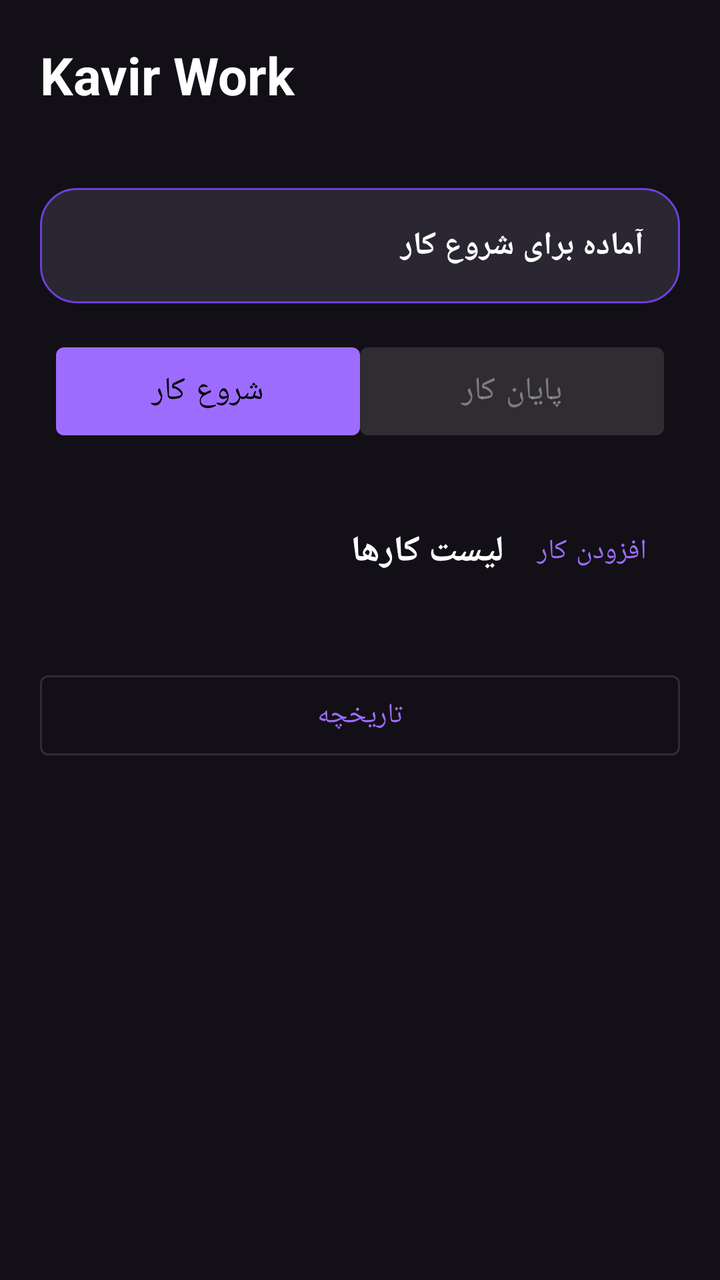
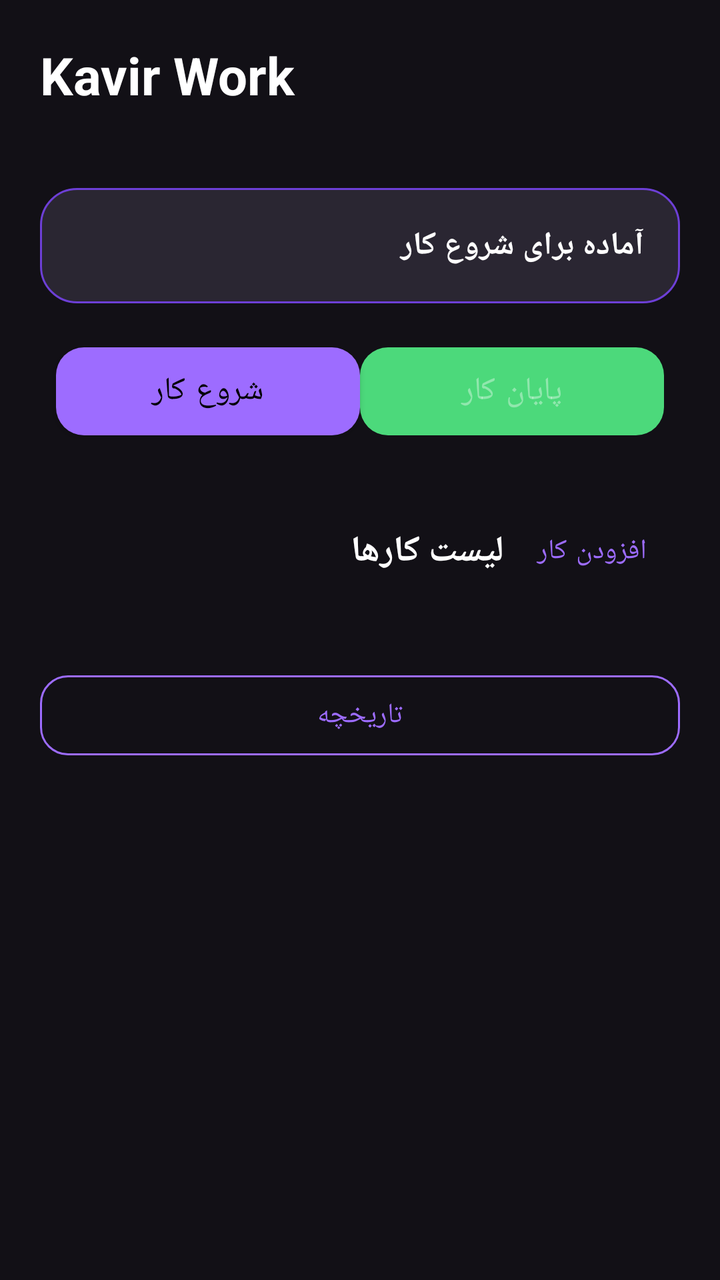

Before-and-after screenshots of an Android layout around one commit, followed by the original layout XML and the change that was made.
<!-- AndroidManifest.xml: application theme Theme.KavirWork -->
<!-- res/layout/activity_main.xml -->
<?xml version="1.0" encoding="utf-8"?>
<ScrollView xmlns:android="http://schemas.android.com/apk/res/android"
    xmlns:app="http://schemas.android.com/apk/res/res-auto"
    android:layout_width="match_parent"
    android:layout_height="match_parent"
    android:layoutDirection="rtl"
    android:background="@color/background_dark"
    android:fillViewport="true">

    <LinearLayout
        android:layout_width="match_parent"
        android:layout_height="wrap_content"
        android:orientation="vertical"
        android:padding="20dp">

        <TextView
            android:id="@+id/tv_app_name"
            android:layout_width="wrap_content"
            android:layout_height="wrap_content"
            android:text="@string/app_name"
            android:textColor="@color/text_primary"
            android:textSize="26sp"
            android:textStyle="bold" />

        <TextView
            android:id="@+id/tv_date"
            android:layout_width="wrap_content"
            android:layout_height="wrap_content"
            android:layout_marginTop="4dp"
            android:layout_marginBottom="16dp"
            android:textColor="@color/text_secondary"
            android:textSize="14sp" />

        <LinearLayout
            android:id="@+id/layout_status_card"
            android:layout_width="match_parent"
            android:layout_height="wrap_content"
            android:orientation="vertical"
            android:background="@drawable/bg_status_idle"
            android:padding="18dp">

            <TextView
                android:id="@+id/tv_status"
                android:layout_width="match_parent"
                android:layout_height="wrap_content"
                android:text="@string/status_idle"
                android:textColor="@color/text_primary"
                android:textSize="16sp"
                android:textStyle="bold" />

        </LinearLayout>

        <LinearLayout
            android:layout_width="match_parent"
            android:layout_height="wrap_content"
            android:layout_marginTop="16dp"
            android:orientation="horizontal">

            <com.google.android.material.button.MaterialButton
                android:id="@+id/btn_start_work"
                android:layout_width="0dp"
                android:layout_height="56dp"
                android:layout_weight="1"
                android:layout_marginStart="8dp"
                android:text="@string/start_work"
                android:textSize="16sp"
                app:cornerRadius="14dp"
                app:backgroundTint="@color/purple_primary" />

            <com.google.android.material.button.MaterialButton
                android:id="@+id/btn_finish_work"
                android:layout_width="0dp"
                android:layout_height="56dp"
                android:layout_weight="1"
                android:layout_marginEnd="8dp"
                android:text="@string/finish_work"
                android:textSize="16sp"
                android:enabled="false"
                app:cornerRadius="14dp"
                app:backgroundTint="@color/green_success" />

        </LinearLayout>

        <LinearLayout
            android:layout_width="match_parent"
            android:layout_height="wrap_content"
            android:layout_marginTop="28dp"
            android:orientation="horizontal"
            android:gravity="center_vertical">

            <TextView
                android:layout_width="0dp"
                android:layout_height="wrap_content"
                android:layout_weight="1"
                android:text="@string/tasks_title"
                android:textColor="@color/text_primary"
                android:textSize="18sp"
                android:textStyle="bold" />

            <com.google.android.material.button.MaterialButton
                android:id="@+id/btn_add_task"
                style="@style/Widget.MaterialComponents.Button.TextButton"
                android:layout_width="wrap_content"
                android:layout_height="wrap_content"
                android:text="@string/add_task"
                android:textColor="@color/purple_primary" />

        </LinearLayout>

        <androidx.recyclerview.widget.RecyclerView
            android:id="@+id/rv_tasks"
            android:layout_width="match_parent"
            android:layout_height="wrap_content"
            android:layout_marginTop="4dp"
            android:nestedScrollingEnabled="false" />

        <com.google.android.material.button.MaterialButton
            android:id="@+id/btn_history"
            android:layout_width="match_parent"
            android:layout_height="52dp"
            android:layout_marginTop="28dp"
            android:layout_marginBottom="12dp"
            android:text="@string/history_button"
            style="@style/Widget.MaterialComponents.Button.OutlinedButton"
            app:strokeColor="@color/purple_primary"
            android:textColor="@color/purple_primary"
            app:cornerRadius="14dp" />

    </LinearLayout>

</ScrollView>
<!-- resources referenced by this layout -->
<resources>
  <color name="background_dark">#121016</color>
  <color name="green_success">#4CD97B</color>
  <color name="purple_primary">#9D6CFF</color>
  <color name="text_primary">#FFFFFF</color>
  <color name="text_secondary">#A8A2B5</color>
  <!-- drawable bg_status_idle (drawable) -->
  <?xml version="1.0" encoding="utf-8"?>
  <shape xmlns:android="http://schemas.android.com/apk/res/android">
      <solid android:color="@color/surface_light" />
      <corners android:radius="18dp" />
      <stroke android:width="1dp" android:color="@color/purple_dark" />
  </shape>
  <string name="add_task">افزودن کار</string>
  <string name="app_name">Kavir Work</string>
  <string name="finish_work">پایان کار</string>
  <string name="history_button">تاریخچه</string>
  <string name="start_work">شروع کار</string>
  <string name="status_idle">آماده برای شروع کار</string>
  <string name="tasks_title">لیست کارها</string>
  <style name="Theme.KavirWork" parent="Theme.MaterialComponents.NoActionBar">
          <item name="colorPrimary">@color/purple_primary</item>
          <item name="colorPrimaryDark">@color/purple_dark</item>
          <item name="colorAccent">@color/purple_primary</item>
          <item name="android:windowBackground">@color/background_dark</item>
          <item name="android:statusBarColor">@color/background_dark</item>
          <item name="android:navigationBarColor">@color/background_dark</item>
          <item name="android:textColorPrimary">@color/text_primary</item>
          <item name="android:textColorSecondary">@color/text_secondary</item>
          <item name="android:windowLightStatusBar" tools:targetApi="23">false</item>
      </style>
  <color name="surface_light">#2A2632</color>
  <color name="purple_dark">#6D3FD6</color>
</resources>

<!-- the commit's change to res/layout/activity_main.xml (unified diff, before → after) -->
@@ -1,6 +1,6 @@
 <?xml version="1.0" encoding="utf-8"?>
 <ScrollView xmlns:android="http://schemas.android.com/apk/res/android"
-    xmlns:app="http://schemas.android.com/apk/res/res-auto"
+    xmlns:app="http://schemas.android.com/apk/res-auto"
     android:layout_width="match_parent"
     android:layout_height="match_parent"
     android:layoutDirection="rtl"
